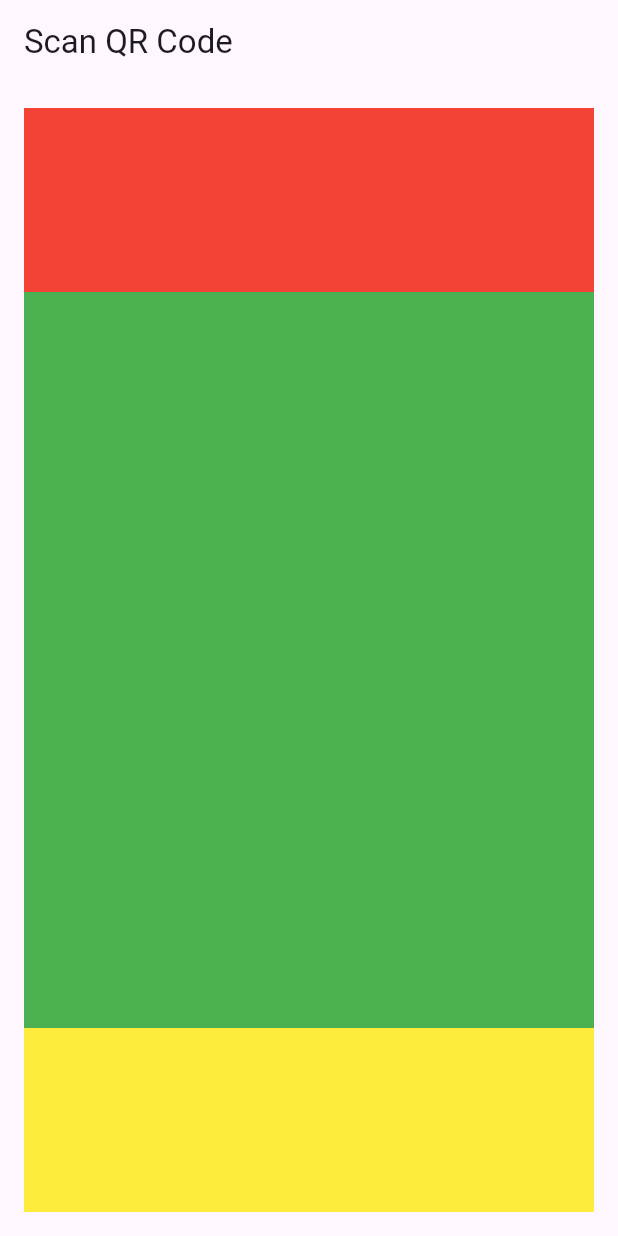
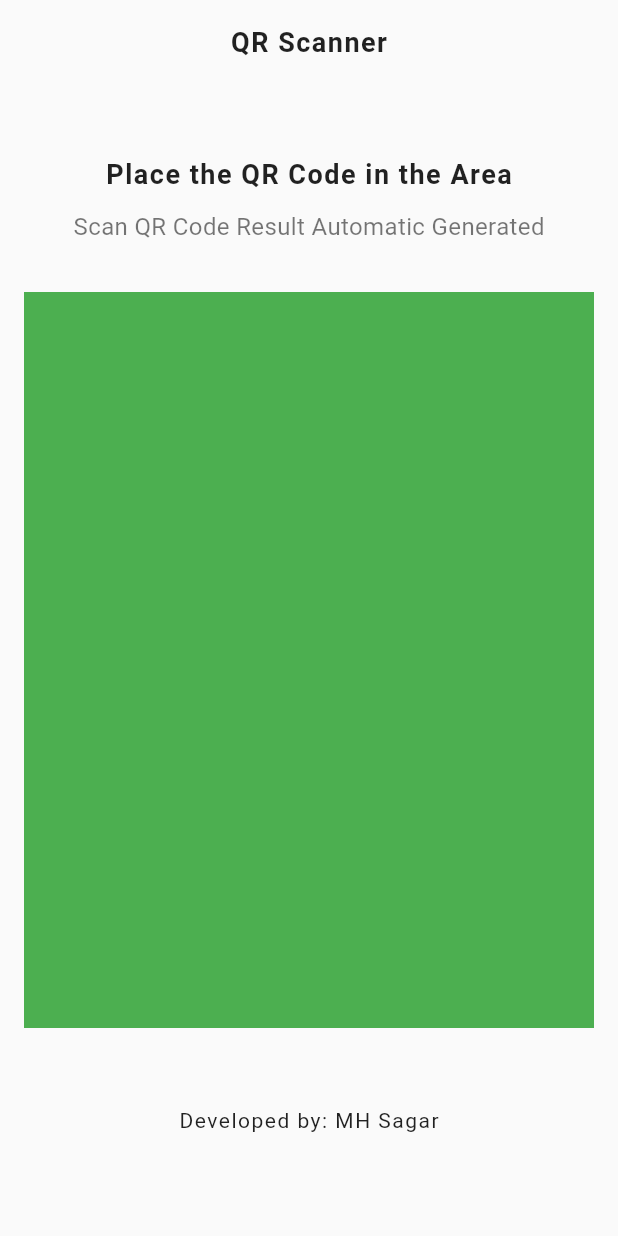
Before and after one commit to devmhsagar/qr_code_scanner, a Flutter app: the screen it shows after launch, on a phone screen of 412 x 824 dp. Run offline on Flutter 3.47's test engine with Material 3 defaults, Android fonts, the phone set to English and light mode, and no system bars.

Commit message:
Scan qr code and resul screen create working running

```diff
--- a/lib/scan_qr_code.dart
+++ b/lib/scan_qr_code.dart
@@ -1,4 +1,6 @@
 import 'package:flutter/material.dart';
+
+const bgColor = Color(0xfffafafa);
 
 class ScanQrCode extends StatefulWidget {
   const ScanQrCode({super.key});
@@ -11,18 +13,43 @@ class _ScanQrCodeState extends State<ScanQrCode> {
   @override
   Widget build(BuildContext context) {
     return Scaffold(
+        backgroundColor: bgColor,
         appBar: AppBar(
-          title: Text('Scan QR Code'),
+          centerTitle: true,
+          title: const Text('QR Scanner',
+            style: TextStyle(
+              fontSize: 18,
+              fontWeight: FontWeight.bold,
+              color: Colors.black87,
+              letterSpacing: 1,
+            ),),
         ),
         body: Container(
             width: double.infinity,
             padding: const EdgeInsets.all(16.0),
             child: Column(
               children: [
-                Expanded(
-                  child: Container(
-                    color: Colors.red,
-                  ),
+                const Expanded(
+                  child: Column(
+                      mainAxisAlignment: MainAxisAlignment.center,
+                      children: [
+                        Text(
+                          'Place the QR Code in the Area',
+                          style: TextStyle(
+                              fontSize: 18,
+                              fontWeight: FontWeight.bold,
+                              color: Colors.black87,
+                              letterSpacing: 1,
+                          ),
+                        ),
+                       SizedBox(height: 10),
+                        Text('Scan QR Code Result Automatic Generated',
+                        style: TextStyle(
+                          fontSize: 16,
+                          color: Colors.black54,
+                        ),
+                        ),
+                      ],),
                 ),
                 Expanded(
                   flex: 4,
@@ -32,7 +59,13 @@ class _ScanQrCodeState extends State<ScanQrCode> {
                 ),
                 Expanded(
                   child: Container(
-                    color: Colors.yellow,
+                    alignment: Alignment.center,
+                    child: const Text('Developed by: MH Sagar',
+                      style: TextStyle(
+                        fontSize: 14,
+                        color: Colors.black87,
+                        letterSpacing: 1,
+                      ),),
                   ),
                 ),
               ],
```
Also changed, not shown: lib/result_screen.dart (added, +44 -0 lines), pubspec.yaml (+4 -21 lines), pubspec.lock, 2 other files.
